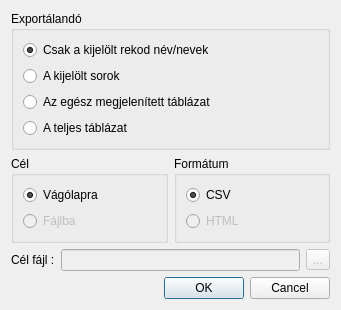
First picture: the form in lv2g/tableexportdialog.ui, repository csikfer/lanview2, before the edit.
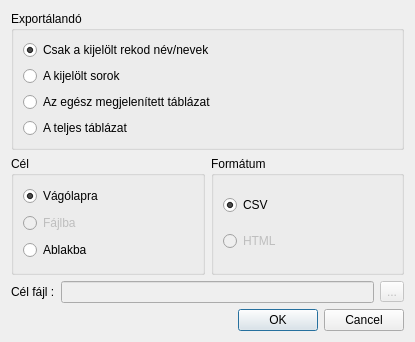
Second picture: the form after the edit.

What changed in the file:
```diff
--- a/lv2g/tableexportdialog.ui
+++ b/lv2g/tableexportdialog.ui
@@ -6,8 +6,8 @@
    <rect>
     <x>0</x>
     <y>0</y>
-    <width>341</width>
-    <height>260</height>
+    <width>415</width>
+    <height>342</height>
    </rect>
   </property>
   <property name="windowTitle">
@@ -88,6 +88,13 @@
           </property>
          </widget>
         </item>
+        <item>
+         <widget class="QRadioButton" name="radioButtonWin">
+          <property name="text">
+           <string>Ablakba</string>
+          </property>
+         </widget>
+        </item>
        </layout>
       </widget>
      </item>
```
